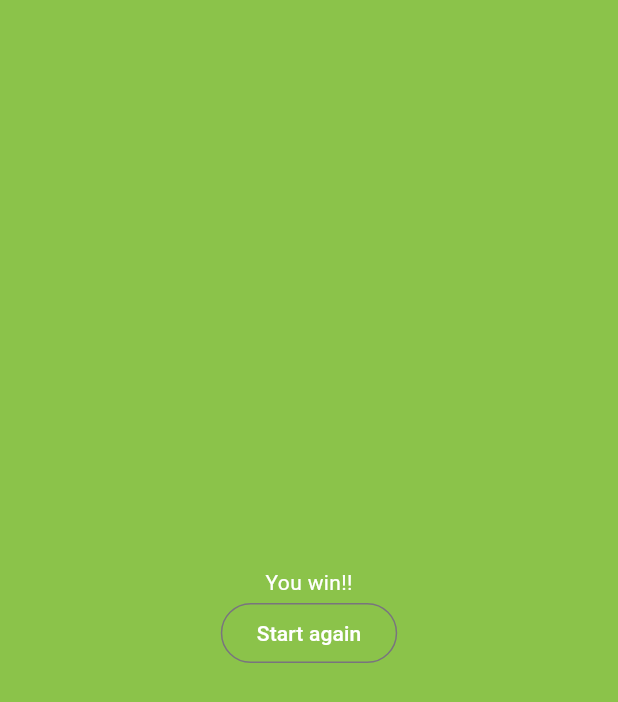
After one commit to LucasVicenti12/estudo-flutter, a Flutter app: the screen it shows after launch, after a tap on "Clique here", on a phone screen of 412 x 824 dp. The commit adds this screen. Shown: the top 702 px of the screen. Run offline on Flutter 3.47's test engine with Material 3 defaults, Android fonts, the phone set to English and light mode, and no system bars.

Commit message:
chore: make activities

```diff
--- /dev/null
+++ b/lib/activities/ap3.dart
@@ -0,0 +1,166 @@
+import 'dart:math';
+
+import 'package:flutter/material.dart';
+
+class RandomButtonRefactor extends StatefulWidget {
+  const RandomButtonRefactor({super.key});
+
+  @override
+  State<RandomButtonRefactor> createState() => _RandomButtonRefactorState();
+}
+
+enum GameState { win, gameOver, playing }
+
+class _RandomButtonRefactorState extends State<RandomButtonRefactor> {
+  GameState state = GameState.playing;
+
+  int attempts = 0;
+  int value = Random().nextInt(2);
+
+  void start() {
+    setState(() {
+      state = GameState.playing;
+      attempts = 0;
+      value = Random().nextInt(2);
+    });
+  }
+
+  void tryAttempt(int option) {
+    setState(() {
+      if (option == value) {
+        state = GameState.win;
+      } else {
+        if (attempts > 0) {
+          state = GameState.gameOver;
+        } else {
+          attempts++;
+        }
+      }
+    });
+  }
+
+  @override
+  Widget build(BuildContext context) {
+    return switch (state) {
+      GameState.win => _WinWidget(start: start),
+      GameState.gameOver => _GameOverWidget(start: start),
+      GameState.playing =>
+        _PlayingWidget(tryAttempt: tryAttempt, attempts: attempts),
+    };
+  }
+}
+
+abstract class _FinalViewWidget extends StatelessWidget {
+  final void Function() start;
+
+  const _FinalViewWidget({required this.start});
+}
+
+class _WinWidget extends _FinalViewWidget {
+  const _WinWidget({required super.start});
+
+  @override
+  Widget build(BuildContext context) {
+    return Scaffold(
+      backgroundColor: Colors.lightGreen,
+      body: Center(
+        child: Column(
+          mainAxisAlignment: MainAxisAlignment.center,
+          children: [
+            Text(
+              "You win!!",
+              style: TextStyle(
+                color: Colors.white,
+              ),
+            ),
+            OutlinedButton(
+              onPressed: start,
+              child: Text(
+                "Start again",
+                style: TextStyle(color: Colors.white),
+              ),
+            ),
+          ],
+        ),
+      ),
+    );
+  }
+}
+
+class _GameOverWidget extends _FinalViewWidget {
+  const _GameOverWidget({required super.start});
+
+  @override
+  Widget build(BuildContext context) {
+    return Scaffold(
+      backgroundColor: Colors.redAccent,
+      body: Center(
+        child: Column(
+          mainAxisAlignment: MainAxisAlignment.center,
+          children: [
+            Text(
+              "Game over!!",
+              style: TextStyle(
+                color: Colors.white,
+              ),
+            ),
+            OutlinedButton(
+              onPressed: start,
+              child: Text(
+                "Try again",
+                style: TextStyle(color: Colors.white),
+              ),
+            ),
+          ],
+        ),
+      ),
+    );
+  }
+}
+
+class _PlayingWidget extends StatelessWidget {
+  final void Function(int i) tryAttempt;
+  final int attempts;
+
+  const _PlayingWidget({required this.tryAttempt, required this.attempts});
+
+  @override
+  Widget build(BuildContext context) {
+    final buttons = List.generate(
+      3,
+      (i) => OutlinedButton(
+        onPressed: () {
+          tryAttempt(i);
+        },
+        child: Text(
+          "Clique here",
+          style: TextStyle(color: Colors.white),
+        ),
+      ),
+    );
+
+    return Scaffold(
+      backgroundColor: Colors.black,
+      body: Center(
+        child: Column(
+          mainAxisAlignment: MainAxisAlignment.center,
+          children: [
+            Text(
+              "Select one of options",
+              style: TextStyle(
+                color: Colors.white,
+              ),
+            ),
+            Text(
+              "Attempts: $attempts",
+              style: TextStyle(
+                color: Colors.white,
+              ),
+            ),
+            ...buttons,
+          ],
+        ),
+      ),
+    );
+  }
+}
--- a/lib/main.dart
+++ b/lib/main.dart
@@ -1,8 +1,10 @@
-import 'package:estudo_flutter/activities/ap1.dart';
+import 'package:estudo_flutter/activities/ap3.dart';
 import 'package:flutter/material.dart';
 
 void main() {
   runApp(
-      ChangeColorButton(),
+    const MaterialApp(
+      home: RandomButtonRefactor(),
+    ),
   );
 }
```
Also changed, not shown: lib/activities/ap2.dart (+95 -0 lines).
